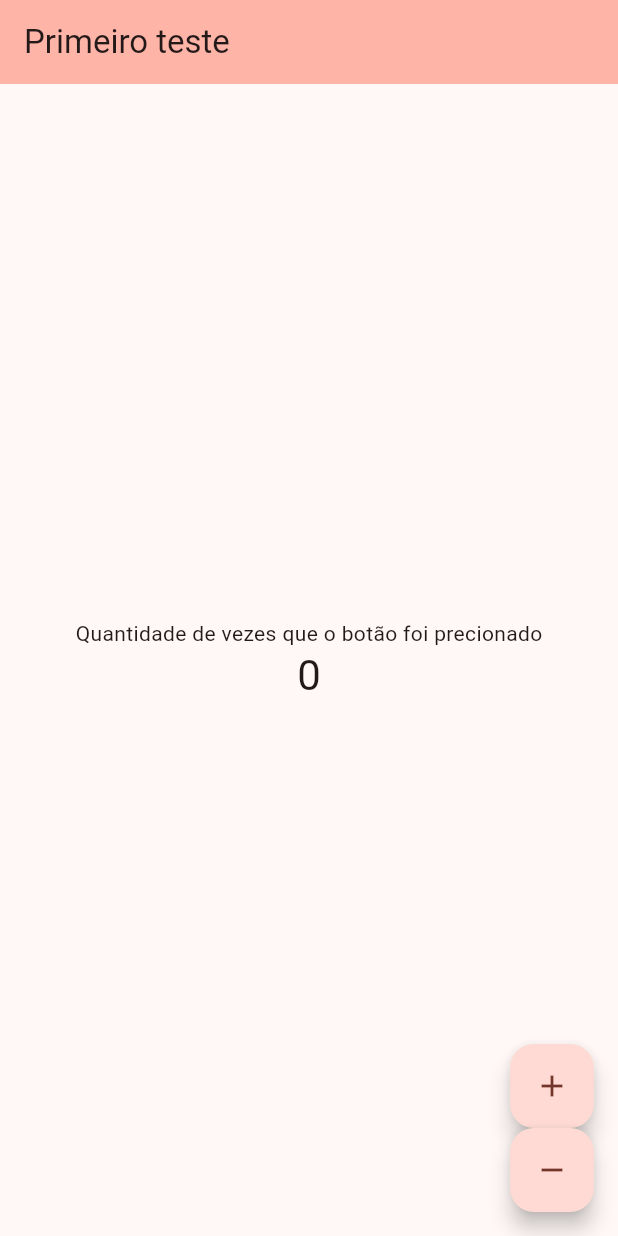
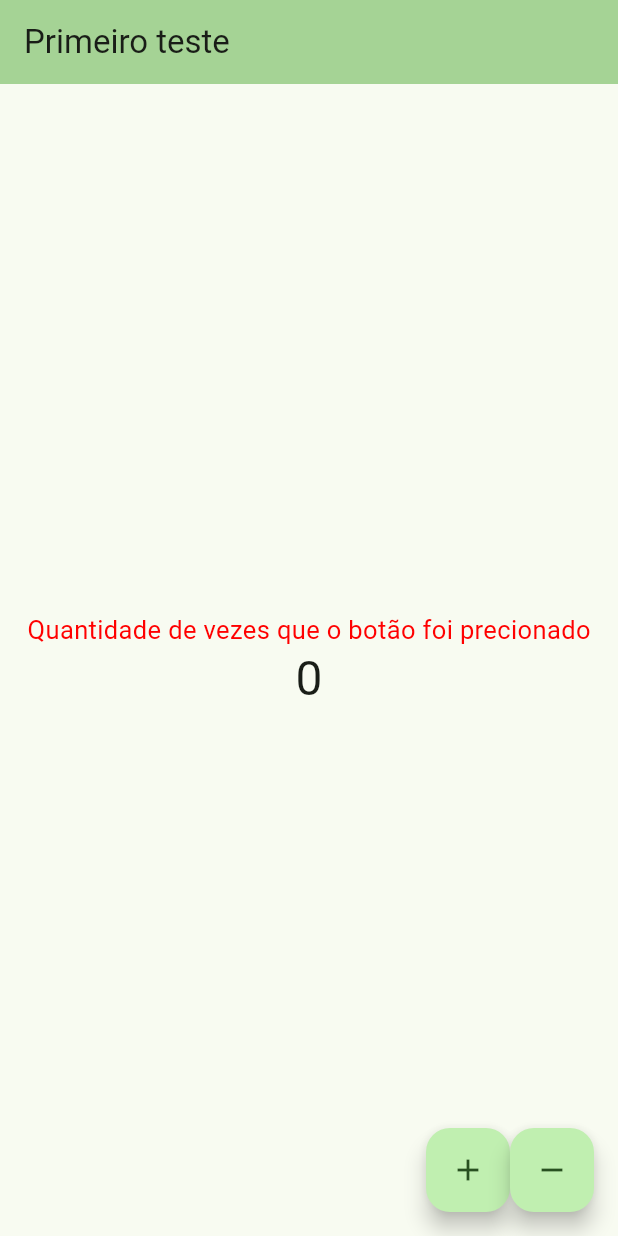
Before and after one commit to LuizM3/projeto_flutter_1, a Flutter app: the screen it shows after launch, on a phone screen of 412 x 824 dp. Run offline on Flutter 3.47's test engine with Material 3 defaults, Android fonts, the phone set to English and light mode, and no system bars.

Commit message:
Aprendo a alterar estilo

```diff
--- a/lib/main.dart
+++ b/lib/main.dart
@@ -14,7 +14,7 @@ class MyApp extends StatelessWidget {
       title: 'Flutter Demo',
       theme: ThemeData(
         colorScheme:
-            ColorScheme.fromSeed(seedColor: Color.fromARGB(255, 255, 0, 0)),
+            ColorScheme.fromSeed(seedColor: Color.fromARGB(255, 0, 255, 0)),
         useMaterial3: true,
       ),
       home: const MyHomePage(title: 'Primeiro teste'),
@@ -59,17 +59,18 @@ class _MyHomePageState extends State<MyHomePage> {
             children: <Widget>[
               const Text(
                 'Quantidade de vezes que o botão foi precionado',
+                style: TextStyle(color: Color.fromARGB(255, 255, 0, 0), fontSize: 17),
               ),
               Text(
                 '$_counter',
-                style: Theme.of(context).textTheme.headlineMedium,
+                style: Theme.of(context).textTheme.headlineLarge,
               ),
             ],
           ),
         ),
-        floatingActionButton: Column(
+        floatingActionButton: Row(
           mainAxisAlignment: MainAxisAlignment.end,
-        crossAxisAlignment: CrossAxisAlignment.end,
+          crossAxisAlignment: CrossAxisAlignment.end,
           children: [
             FloatingActionButton(
               onPressed: _incrementCounter,
```
